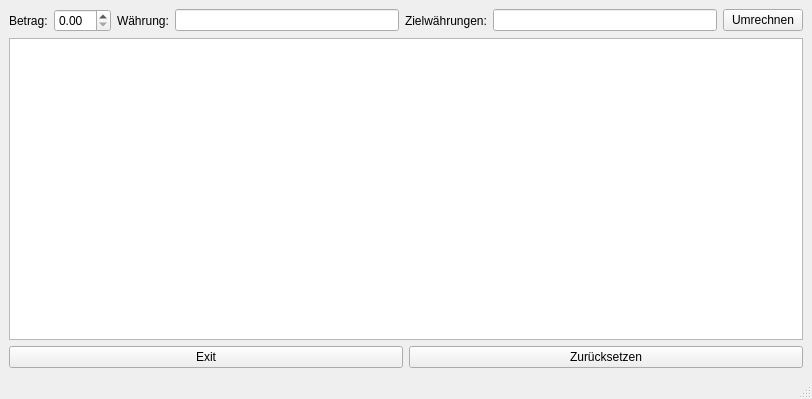
dkopcinski/currencyConverter, file umrechnen.ui: the form before one commit.
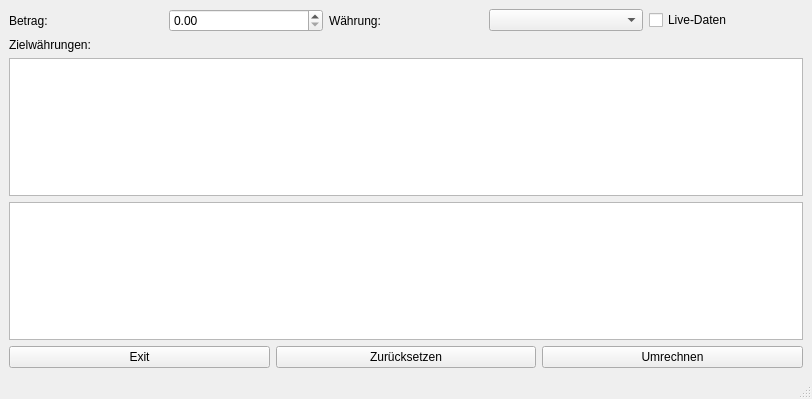
The form after the commit.

Patch:
```diff
--- a/umrechnen.ui
+++ b/umrechnen.ui
@@ -35,7 +35,16 @@
        </widget>
       </item>
       <item>
-       <widget class="QLineEdit" name="lineEdit_2"/>
+       <widget class="QComboBox" name="baseC"/>
+      </item>
+      <item>
+       <widget class="QCheckBox" name="isLive">
+        <property name="text">
+         <string>Live-Daten</string>
+        </property>
+       </widget>
+      </item>
+     </layout>
       </item>
       <item>
        <widget class="QLabel" name="label_3">
@@ -45,16 +54,11 @@
        </widget>
       </item>
       <item>
-       <widget class="QLineEdit" name="lineEdit_3"/>
-      </item>
-      <item>
-       <widget class="QPushButton" name="pB_calc">
-        <property name="text">
-         <string>Umrechnen</string>
-        </property>
-       </widget>
-      </item>
-     </layout>
+     <widget class="QListWidget" name="targetC">
+      <property name="selectionMode">
+       <enum>QAbstractItemView::MultiSelection</enum>
+      </property>
+     </widget>
     </item>
     <item>
      <widget class="QTextBrowser" name="textBrowser"/>
@@ -75,6 +79,13 @@
         </property>
        </widget>
       </item>
+      <item>
+       <widget class="QPushButton" name="pB_calc">
+        <property name="text">
+         <string>Umrechnen</string>
+        </property>
+       </widget>
+      </item>
      </layout>
     </item>
    </layout>
```
Lines whose indentation alone changed are shown as unchanged.
